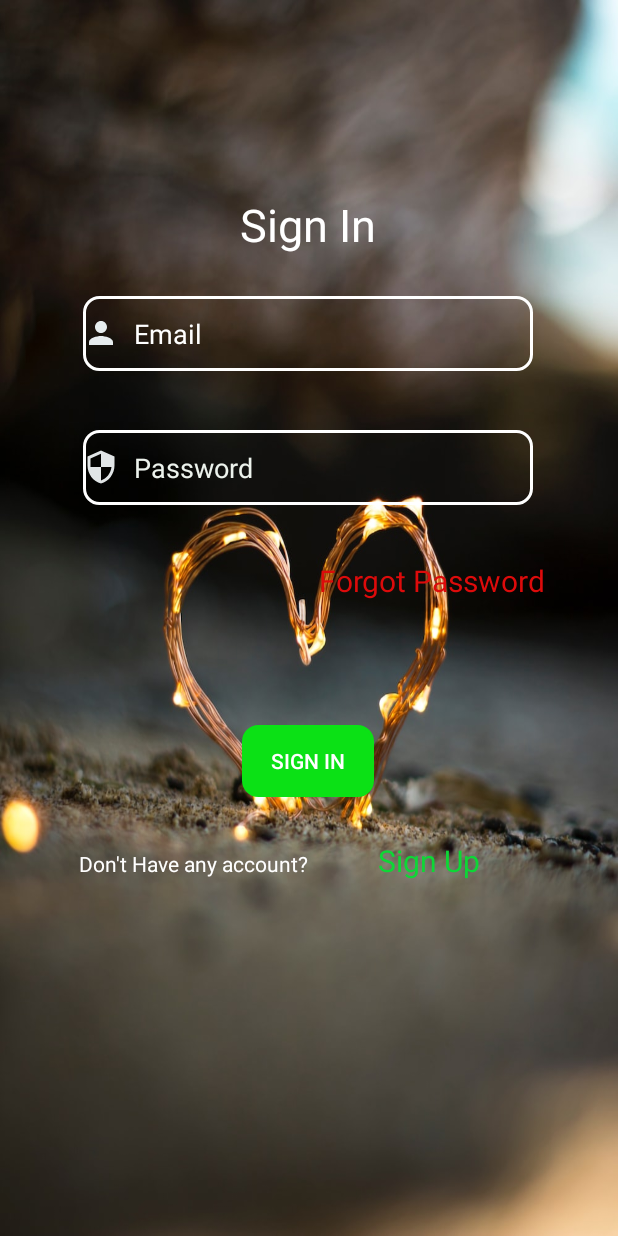
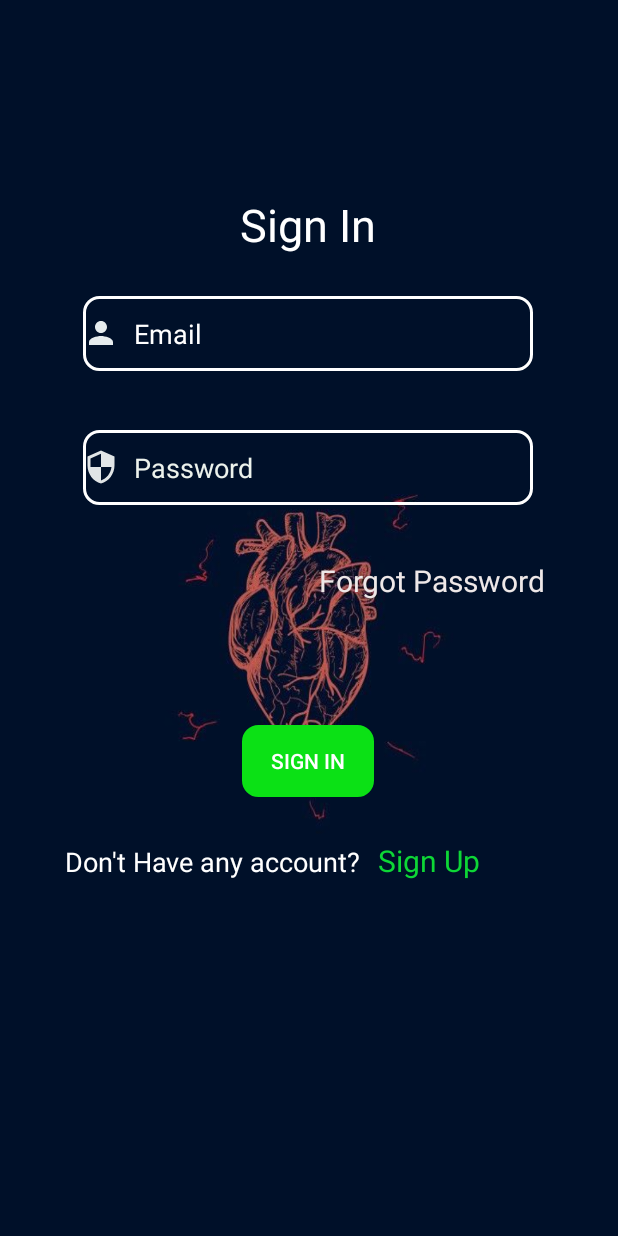
Before and after one commit to hossen1907012/cardiac-data-recorder, an Android app: the screen it shows after launch (loginactivity1), on a phone screen of 412 x 824 dp. Run offline under Robolectric (Android 15) with nearby library versions, the phone set to English and light mode, and no system bars; our stand-ins replace Firebase (no records; nobody signed in at launch, a user with empty details on screens opened directly).

```diff
--- a/app/src/main/res/layout/activity_loginactivity1.xml
+++ b/app/src/main/res/layout/activity_loginactivity1.xml
@@ -5,7 +5,7 @@
     android:layout_width="match_parent"
     android:layout_height="match_parent"
     android:id="@+id/loginscreen"
-    android:background="@drawable/loginbg4"
+    android:background="@drawable/loginbg1"
     tools:context=".loginactivity1">
 
     <TextView
@@ -84,7 +84,7 @@
         android:layout_height="wrap_content"
         android:text="Forgot Password"
         android:textSize="20sp"
-        android:textColor="#DD0B0B"
+        android:textColor="#EEE8E8"
         app:layout_constraintBottom_toBottomOf="parent"
         app:layout_constraintEnd_toEndOf="parent"
         app:layout_constraintHorizontal_bias="0.815"
@@ -99,6 +99,7 @@
         android:layout_height="wrap_content"
         android:text="Don't Have any account?"
         android:textColor="@color/white"
+        android:textSize="18sp"
         app:layout_constraintBottom_toBottomOf="parent"
         app:layout_constraintEnd_toEndOf="parent"
         app:layout_constraintHorizontal_bias="0.203"
```
